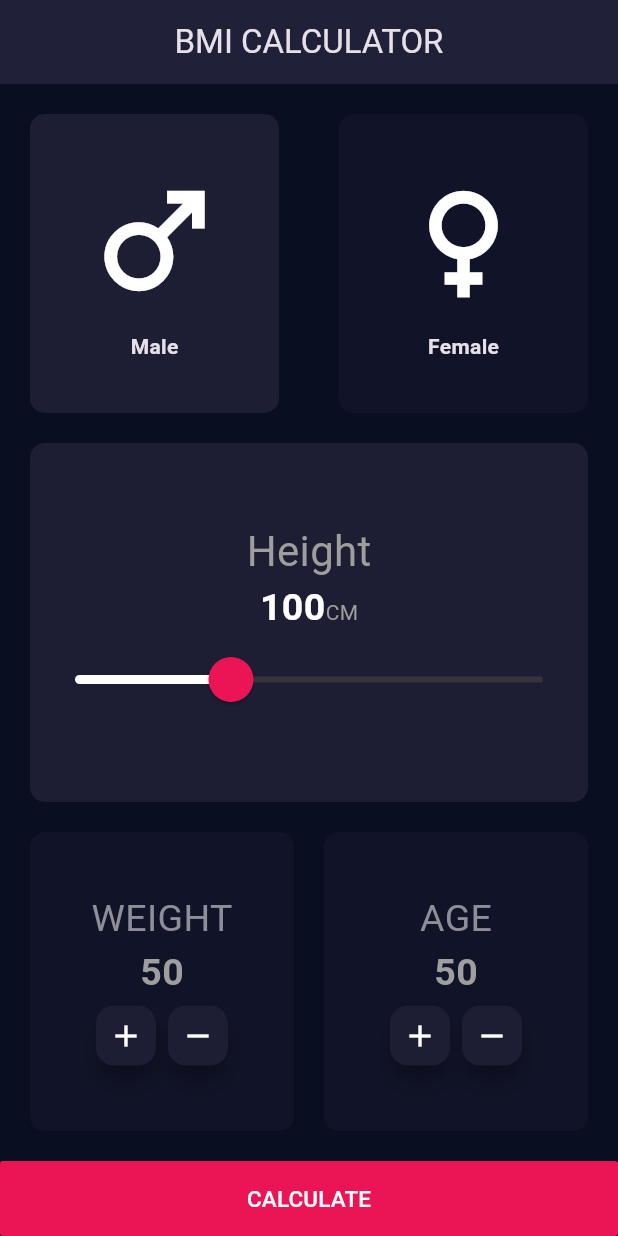
After one commit to MohmaedSobhy/BMI-Calculator, a Flutter app: the screen it shows after launch, on a phone screen of 412 x 824 dp. The commit adds this screen. Run offline on Flutter 3.47's test engine with Material 3 defaults, Android fonts, the phone set to English and light mode, and no system bars; our stand-ins replace flutter_bloc.

Commit message:
refactor home screen

```diff
--- a/lib/bmi_calculator_app.dart
+++ b/lib/bmi_calculator_app.dart
@@ -1,5 +1,5 @@
-import 'package:bmi_calculator/feature/home/controller/app_cubit.dart';
-import 'package:bmi_calculator/feature/home/screens/home_screen.dart';
+import 'package:bmi_calculator/feature/home/presentation/controller/app_cubit.dart';
+import 'package:bmi_calculator/feature/home/presentation/screens/home_screen.dart';
 import 'package:flutter/material.dart';
 import 'package:flutter_bloc/flutter_bloc.dart';
 
@@ -15,6 +15,11 @@ class BmiCalculator extends StatelessWidget {
         theme: ThemeData.dark().copyWith(
           primaryColor: const Color(0xFF0A0E21),
           scaffoldBackgroundColor: const Color(0xFF0A0E21),
+          appBarTheme: const AppBarTheme(
+            centerTitle: true,
+            elevation: 3.0,
+            backgroundColor: const Color(0xFF111328),
+          ),
         ),
         home: HomeScreen(),
       ),
--- a/lib/feature/home/model/calculator_brain.dart
+++ b/lib/feature/home/data/model/calculator_brain.dart
@@ -5,7 +5,6 @@ class CalculatorBrain {
 
   final int height;
   final int weight;
-
   double? _bmi;
 
   String calculateBMI() {
--- a/lib/feature/home/controller/app_cubit.dart
+++ b/lib/feature/home/presentation/controller/app_cubit.dart
@@ -1,4 +1,4 @@
-import 'package:bmi_calculator/feature/home/controller/app_state.dart';
+import 'package:bmi_calculator/feature/home/presentation/controller/app_state.dart';
 import 'package:flutter_bloc/flutter_bloc.dart';
 
 class AppCubit extends Cubit<AppState> {
--- /dev/null
+++ b/lib/feature/home/presentation/screens/home_screen.dart
@@ -0,0 +1,17 @@
+import 'package:bmi_calculator/feature/home/presentation/views/home_body_view.dart';
+import 'package:flutter/material.dart';
+
+class HomeScreen extends StatelessWidget {
+  const HomeScreen({super.key});
+  static String id = "HomePage";
+
+  @override
+  Widget build(BuildContext context) {
+    return Scaffold(
+      appBar: AppBar(
+        title: const Text("BMI CALCULATOR"),
+      ),
+      body: const HomeBodyView(),
+    );
+  }
+}
--- a/lib/feature/home/screens/result_screen.dart
+++ b/lib/feature/home/presentation/screens/result_screen.dart
@@ -17,9 +17,6 @@ class ResultScreen extends StatelessWidget {
     return Scaffold(
       appBar: AppBar(
         title: const Text("BMI CALCULATOR"),
-        centerTitle: true,
-        elevation: 3.0,
-        backgroundColor: const Color(0xFF111328),
       ),
       body: Padding(
         padding: const EdgeInsets.all(8.0),
--- /dev/null
+++ b/lib/feature/home/presentation/views/gender_type_view.dart
@@ -0,0 +1,48 @@
+import 'package:bmi_calculator/feature/home/presentation/controller/app_cubit.dart';
+import 'package:bmi_calculator/feature/home/presentation/controller/app_state.dart';
+import 'package:flutter/material.dart';
+import 'package:flutter_bloc/flutter_bloc.dart';
+
+import '../../../../core/colors/app_color.dart';
+import '../../../../core/widgets/gender_card.dart';
+
+class GenderTypeView extends StatelessWidget {
+  const GenderTypeView({super.key});
+
+  @override
+  Widget build(BuildContext context) {
+    var cubit = AppCubit.get(context);
+    return BlocBuilder<AppCubit, AppState>(
+      builder: (context, state) {
+        return Row(
+          children: [
+            Expanded(
+              child: GenderCard(
+                background: cubit.isMale
+                    ? AppColors.activeCardColour
+                    : AppColors.inActiveCardColour,
+                label: "Male",
+                icon: Icons.male,
+                ontap: () {
+                  cubit.changeGender();
+                },
+              ),
+            ),
+            Expanded(
+              child: GenderCard(
+                background: cubit.isMale
+                    ? AppColors.inActiveCardColour
+                    : AppColors.activeCardColour,
+                label: "Female",
+                icon: Icons.female,
+                ontap: () {
+                  cubit.changeGender();
+                },
+              ),
+            ),
+          ],
+        );
+      },
+    );
+  }
+}
--- /dev/null
+++ b/lib/feature/home/presentation/views/home_body_view.dart
@@ -0,0 +1,51 @@
+import 'package:bmi_calculator/feature/home/presentation/controller/app_state.dart';
+import 'package:flutter/material.dart';
+import 'package:flutter_bloc/flutter_bloc.dart';
+import '../../../../core/widgets/custom_button.dart';
+import '../../data/model/calculator_brain.dart';
+import '../controller/app_cubit.dart';
+import '../screens/result_screen.dart';
+import 'gender_type_view.dart';
+import 'select_age_weight_view.dart';
+import 'select_heigth_view.dart';
+
+class HomeBodyView extends StatelessWidget {
+  const HomeBodyView({super.key});
+
+  @override
+  Widget build(BuildContext context) {
+    return BlocBuilder<AppCubit, AppState>(
+      builder: (context, state) {
+        var cubit = AppCubit.get(context);
+        return Column(
+          children: [
+            const Expanded(
+              child: GenderTypeView(),
+            ),
+            const Expanded(
+              child: SelectHeightView(),
+            ),
+            const Expanded(
+              child: SelectAgeWeightView(),
+            ),
+            CustomButton(
+              onTap: () {
+                CalculatorBrain calc =
+                    CalculatorBrain(height: cubit.height, weight: cubit.weight);
+
+                Navigator.push(context, MaterialPageRoute(builder: (context) {
+                  return ResultScreen(
+                    bmiResult: calc.calculateBMI(),
+                    resultText: calc.getResult(),
+                    interpretation: calc.getInterpretation(),
+                  );
+                }));
+              },
+              label: "CALCULATE",
+            ),
+          ],
+        );
+      },
+    );
+  }
+}
--- /dev/null
+++ b/lib/feature/home/presentation/views/select_age_weight_view.dart
@@ -0,0 +1,52 @@
+import 'package:bmi_calculator/feature/home/presentation/controller/app_cubit.dart';
+import 'package:bmi_calculator/feature/home/presentation/controller/app_state.dart';
+import 'package:flutter/material.dart';
+import 'package:flutter_bloc/flutter_bloc.dart';
+import '../../../../core/widgets/custome_card.dart';
+
+class SelectAgeWeightView extends StatelessWidget {
+  const SelectAgeWeightView({super.key});
+
+  @override
+  Widget build(BuildContext context) {
+    var cubit = AppCubit.get(context);
+    return BlocBuilder<AppCubit, AppState>(
+      builder: (context, state) {
+        return Padding(
+          padding: const EdgeInsets.all(20.0),
+          child: Row(
+            children: [
+              Expanded(
+                child: CustomeCard(
+                  label: "WEIGHT",
+                  txtDigite: cubit.weight.toString(),
+                  tapIncrease: () {
+                    cubit.increaseWeight();
+                  },
+                  tapDecrease: () {
+                    cubit.decreaseWeight();
+                  },
+                ),
+              ),
+              const SizedBox(
+                width: 20,
+              ),
+              Expanded(
+                child: CustomeCard(
+                  label: "AGE",
+                  txtDigite: cubit.age.toString(),
+                  tapIncrease: () {
+                    cubit.increaseAge();
+                  },
+                  tapDecrease: () {
+                    cubit.decreaseAge();
+                  },
+                ),
+              ),
+            ],
+          ),
+        );
+      },
+    );
+  }
+}
--- /dev/null
+++ b/lib/feature/home/presentation/views/select_heigth_view.dart
@@ -0,0 +1,70 @@
+import 'package:bmi_calculator/feature/home/presentation/controller/app_cubit.dart';
+import 'package:bmi_calculator/feature/home/presentation/controller/app_state.dart';
+import 'package:flutter/material.dart';
+import 'package:flutter_bloc/flutter_bloc.dart';
+
+import '../../../../core/colors/app_color.dart';
+
+class SelectHeightView extends StatelessWidget {
+  const SelectHeightView({super.key});
+
+  @override
+  Widget build(BuildContext context) {
+    return BlocBuilder<AppCubit, AppState>(
+      builder: (context, state) {
+        var cubit = AppCubit.get(context);
+        return Padding(
+          padding: const EdgeInsets.symmetric(horizontal: 20),
+          child: Container(
+            decoration: BoxDecoration(
+              color: AppColors.activeCardColour,
+              borderRadius: BorderRadius.circular(10),
+            ),
+            child:
+                Column(mainAxisAlignment: MainAxisAlignment.center, children: [
+              const Text(
+                "Height",
+                style: TextStyle(color: Colors.grey, fontSize: 28),
+              ),
+              Row(
+                mainAxisAlignment: MainAxisAlignment.center,
+                crossAxisAlignment: CrossAxisAlignment.baseline,
+                textBaseline: TextBaseline.alphabetic,
+                children: [
+                  Text(
+                    cubit.height.toString(),
+                    style: const TextStyle(
+                        color: Colors.white,
+                        fontSize: 25,
+                        fontWeight: FontWeight.bold),
+                  ),
+                  const Text(
+                    "CM",
+                    style: TextStyle(color: Colors.grey),
+                  ),
+                ],
+              ),
+              SliderTheme(
+                  data: const SliderThemeData(
+                    inactiveTickMarkColor: Color(0xFF8D8E98),
+                    activeTrackColor: Colors.white,
+                    thumbColor: Color(0xFFEB1555),
+                    overlayColor: Color(0x29EB1555),
+                    thumbShape: RoundSliderThumbShape(enabledThumbRadius: 15.0),
+                    overlayShape: RoundSliderOverlayShape(overlayRadius: 30.0),
+                  ),
+                  child: Slider(
+                    value: cubit.height.toDouble(),
+                    onChanged: (value) {
+                      cubit.changeSlider(value);
+                    },
+                    min: 50,
+                    max: 200,
+                  ))
+            ]),
+          ),
+        );
+      },
+    );
+  }
+}
```
Also changed, not shown: lib/feature/home/screens/home_screen.dart (deleted, +0 -172 lines), lib/feature/home/presentation/controller/app_state.dart (renamed from lib/feature/home/controller/app_state.dart).
